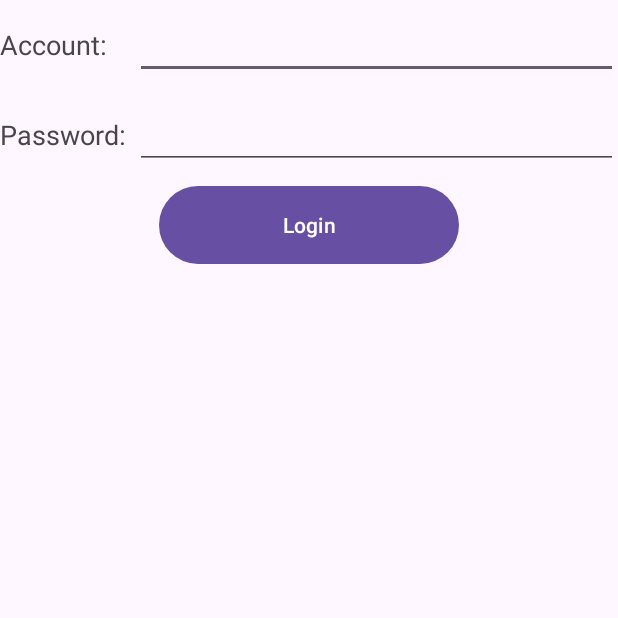
After one commit to AKA-LinCoder/KotlinLearning, an Android app: the LoginActivity screen opened directly, with no data from a screen before it, on a phone screen of 412 x 824 dp, the top half of it. The commit adds this screen. Run offline under Robolectric (Android 15) with nearby library versions, the phone set to English and light mode, and no system bars.

Commit message:
通过广播功能实现强制下线功能

```diff
--- /dev/null
+++ b/app/src/main/java/com/echo/kotlinlearning/broardcastbestpractice/BaseActivity.kt
@@ -0,0 +1,64 @@
+package com.echo.kotlinlearning.broardcastbestpractice
+
+import android.content.BroadcastReceiver
+import android.content.Context
+import android.content.Intent
+import android.content.IntentFilter
+import android.os.Build
+import android.os.Bundle
+import android.os.PersistableBundle
+import android.util.Log
+import androidx.annotation.RequiresApi
+import androidx.appcompat.app.AlertDialog
+import androidx.appcompat.app.AppCompatActivity
+import androidx.core.content.ContextCompat
+
+open class BaseActivity: AppCompatActivity() {
+
+    lateinit var forceOffLineReceiver:ForceOffLineReceiver
+
+    override fun onCreate(savedInstanceState: Bundle?) {
+        super.onCreate(savedInstanceState)
+        Log.e("LOGOUT", "onCreate")
+        ActivityCollector.addActivity(this)
+
+    }
+
+    override fun onDestroy() {
+        super.onDestroy()
+        Log.e("LOGOUT", "onDestroy")
+        ActivityCollector.removeActivity(this)
+    }
+
+    @RequiresApi(Build.VERSION_CODES.TIRAMISU)
+    override fun onResume() {
+        super.onResume()
+        Log.e("LOGOUT", "onResume")
+        val intentFilter = IntentFilter()
+        intentFilter.addAction("com.echo.kotlinlearning.broadcastters.MY_LOGOUT")
+        forceOffLineReceiver = ForceOffLineReceiver()
+        registerReceiver(forceOffLineReceiver, intentFilter, RECEIVER_NOT_EXPORTED)
+
+    }
+
+
+    override fun onPause() {
+        super.onPause()
+        Log.e("LOGOUT","onPause")
+        unregisterReceiver(forceOffLineReceiver)
+    }
+
+    inner class ForceOffLineReceiver: BroadcastReceiver() {
+        override fun onReceive(context: Context?, intent: Intent?) {
+            Log.e("LOGOUT","强制下线")
+            AlertDialog.Builder(context!!)
+                .setTitle("警告")
+                .setMessage("您的账号在另一台设备上登录，请确认是否为本人操作")
+                .setCancelable(false)
+                .setPositiveButton("确定") { dialog, which ->
+                ActivityCollector.finishAll() // 销毁所有活动
+                }.show()
+        }
+
+    }
+}
--- /dev/null
+++ b/app/src/main/java/com/echo/kotlinlearning/broardcastbestpractice/LoginActivity.kt
@@ -0,0 +1,37 @@
+package com.echo.kotlinlearning.broardcastbestpractice
+
+import android.content.Intent
+import android.os.Bundle
+import android.widget.Toast
+import androidx.activity.enableEdgeToEdge
+import androidx.appcompat.app.AppCompatActivity
+import androidx.core.view.ViewCompat
+import androidx.core.view.WindowInsetsCompat
+import com.echo.kotlinlearning.R
+import com.echo.kotlinlearning.broadcastters.MyBroadcastActivity
+import com.echo.kotlinlearning.databinding.ActivityLoginBinding
+
+class LoginActivity : BaseActivity() {
+    lateinit var binding: ActivityLoginBinding
+    override fun onCreate(savedInstanceState: Bundle?) {
+        super.onCreate(savedInstanceState)
+        binding = ActivityLoginBinding.inflate(layoutInflater)
+        enableEdgeToEdge()
+        setContentView(binding.root)
+
+        binding.login.setOnClickListener {
+            val account = binding.accountEdit.text.toString()
+            val password = binding.passwordEdit.text.toString()
+            // 如果账号是admin且密码是123456，就认为登录成功
+            if (account == "admin" && password == "123456") {
+                val intent = Intent(this, MyBroadcastActivity::class.java)
+                startActivity(intent)
+                finish()
+            } else {
+                Toast.makeText(this, "account or password is invalid",
+                    Toast.LENGTH_SHORT).show()
+            }
+        }
+    }
+
+}
--- /dev/null
+++ b/app/src/main/res/layout/activity_login.xml
@@ -0,0 +1,47 @@
+<?xml version="1.0" encoding="utf-8"?>
+<LinearLayout xmlns:android="http://schemas.android.com/apk/res/android"
+    android:orientation="vertical"
+    android:layout_width="match_parent"
+    android:layout_height="match_parent">
+    <LinearLayout
+        android:orientation="horizontal"
+        android:layout_width="match_parent"
+        android:layout_height="60dp">
+        <TextView
+            android:layout_width="90dp"
+            android:layout_height="wrap_content"
+            android:layout_gravity="center_vertical"
+            android:textSize="18sp"
+            android:text="Account:" />
+        <EditText
+            android:id="@+id/accountEdit"
+            android:layout_width="0dp"
+            android:layout_height="wrap_content"
+            android:layout_weight="1"
+            android:layout_gravity="center_vertical" />
+    </LinearLayout>
+    <LinearLayout
+        android:orientation="horizontal"
+        android:layout_width="match_parent"
+        android:layout_height="60dp">
+        <TextView
+            android:layout_width="90dp"
+            android:layout_height="wrap_content"
+            android:layout_gravity="center_vertical"
+            android:textSize="18sp"
+            android:text="Password:" />
+        <EditText
+            android:id="@+id/passwordEdit"
+            android:layout_width="0dp"
+            android:layout_height="wrap_content"
+            android:layout_weight="1"
+            android:layout_gravity="center_vertical"
+            android:inputType="textPassword" />
+    </LinearLayout>
+    <Button
+        android:id="@+id/login"
+        android:layout_width="200dp"
+        android:layout_height="60dp"
+        android:layout_gravity="center_horizontal"
+        android:text="Login" />
+</LinearLayout>
--- a/app/src/main/res/layout/activity_my_broadcast.xml
+++ b/app/src/main/res/layout/activity_my_broadcast.xml
@@ -14,5 +14,10 @@
         android:layout_height="wrap_content"
         android:id="@+id/broadcastorderbtn"
         android:text="send order broadcast"/>
+    <Button
+        android:layout_width="match_parent"
+        android:layout_height="wrap_content"
+        android:id="@+id/logout"
+        android:text="Send force offline broadcast"/>
 
 </LinearLayout>
```
Also changed, not shown: app/src/main/AndroidManifest.xml (+10 -0 lines), app/src/main/java/com/echo/kotlinlearning/broadcastters/MyBroadcastActivity.kt (+9 -1 lines), app/src/main/java/com/echo/kotlinlearning/broardcastbestpractice/ActivityCollector.kt (added, +22 -0 lines).
